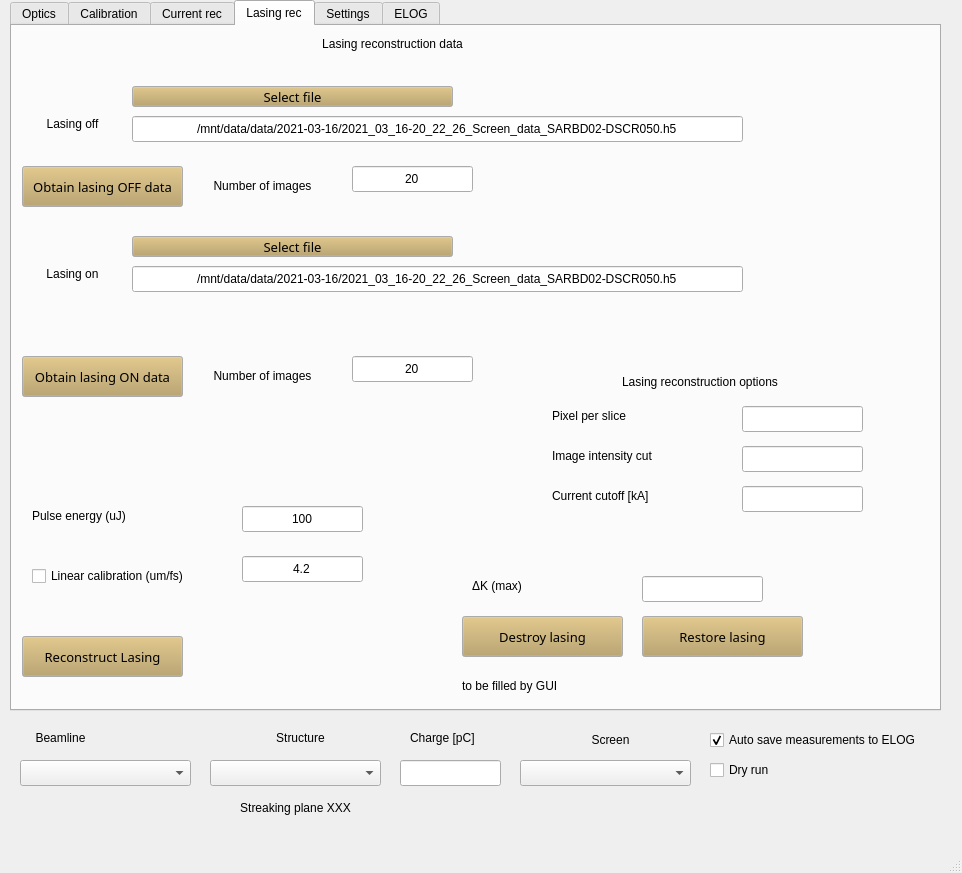
Old version of the form gui.ui in the repository pdijksta/PassiveWFMeasurement.
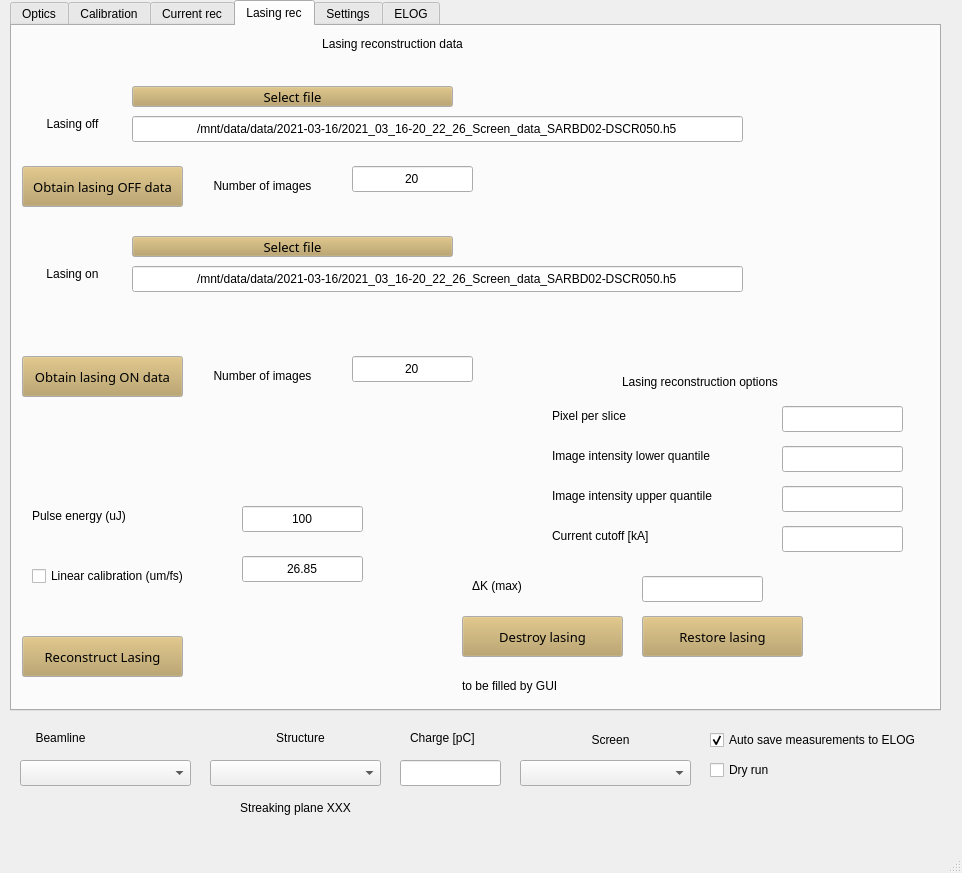
New version of the form.

Diff of the .ui file:
```diff
--- a/gui.ui
+++ b/gui.ui
@@ -2265,7 +2265,7 @@
      <widget class="QLineEdit" name="LasingReconstructionSliceFactor">
       <property name="geometry">
        <rect>
-        <x>730</x>
+        <x>770</x>
         <y>380</y>
         <width>121</width>
         <height>26</height>
@@ -2281,7 +2281,7 @@
      <widget class="QLineEdit" name="LasingIntensityCut">
       <property name="geometry">
        <rect>
-        <x>730</x>
+        <x>770</x>
         <y>420</y>
         <width>121</width>
         <height>26</height>
@@ -2328,12 +2328,12 @@
        <rect>
         <x>540</x>
         <y>420</y>
-        <width>161</width>
+        <width>191</width>
         <height>20</height>
        </rect>
       </property>
       <property name="text">
-       <string>Image intensity cut</string>
+       <string>Image intensity lower quantile</string>
       </property>
       <property name="alignment">
        <set>Qt::AlignLeading|Qt::AlignLeft|Qt::AlignVCenter</set>
@@ -2471,7 +2471,7 @@
       <property name="geometry">
        <rect>
         <x>540</x>
-        <y>460</y>
+        <y>500</y>
         <width>161</width>
         <height>20</height>
        </rect>
@@ -2486,8 +2486,8 @@
      <widget class="QLineEdit" name="LasingCurrentCutoff">
       <property name="geometry">
        <rect>
-        <x>730</x>
-        <y>460</y>
+        <x>770</x>
+        <y>500</y>
         <width>121</width>
         <height>26</height>
        </rect>
@@ -2650,7 +2650,7 @@
        </rect>
       </property>
       <property name="text">
-       <string>4.2</string>
+       <string>26.85</string>
       </property>
       <property name="alignment">
        <set>Qt::AlignCenter</set>
@@ -2672,6 +2672,38 @@
        <bool>false</bool>
       </property>
      </widget>
+     <widget class="QLineEdit" name="LasingIntensityCutUp">
+      <property name="geometry">
+       <rect>
+        <x>770</x>
+        <y>460</y>
+        <width>121</width>
+        <height>26</height>
+       </rect>
+      </property>
+      <property name="text">
+       <string/>
+      </property>
+      <property name="alignment">
+       <set>Qt::AlignCenter</set>
+      </property>
+     </widget>
+     <widget class="QLabel" name="label_80">
+      <property name="geometry">
+       <rect>
+        <x>540</x>
+        <y>460</y>
+        <width>191</width>
+        <height>20</height>
+       </rect>
+      </property>
+      <property name="text">
+       <string>Image intensity upper quantile</string>
+      </property>
+      <property name="alignment">
+       <set>Qt::AlignLeading|Qt::AlignLeft|Qt::AlignVCenter</set>
+      </property>
+     </widget>
     </widget>
     <widget class="QWidget" name="tab_2">
      <attribute name="title">
```
Left out of the diff: 2 changed lines with no effect on the pictures.
